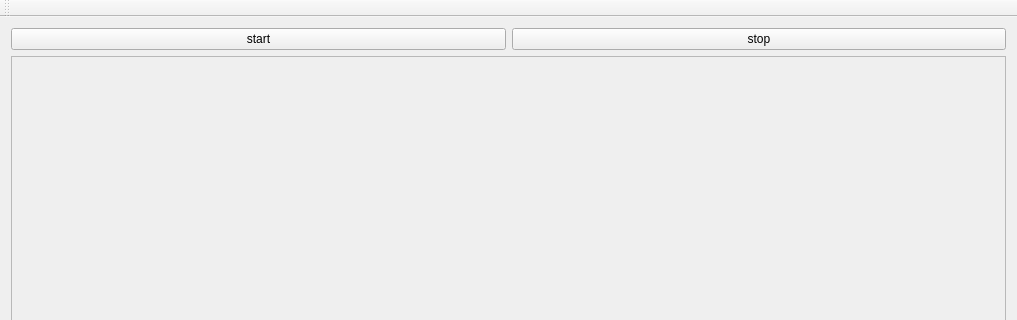
Above: mainwindow.ui from calc-lab/pcl-viz-openni before the change; both pictures show x 0 to 1017 and y 0 to 320 of the 1017 by 761 pixel window. Below: the same form after it.
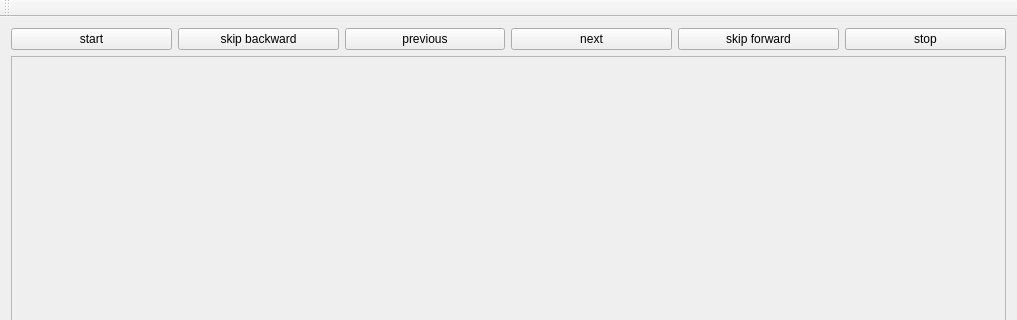
That is the form after the change.

Commit message: adapt to aloam feature

The edit to the form file:
```diff
--- a/mainwindow.ui
+++ b/mainwindow.ui
@@ -24,6 +24,34 @@
         </property>
        </widget>
       </item>
+      <item>
+       <widget class="QPushButton" name="pushButton_skipBackward">
+        <property name="text">
+         <string>skip backward</string>
+        </property>
+       </widget>
+      </item>
+      <item>
+       <widget class="QPushButton" name="pushButton_previous">
+        <property name="text">
+         <string>previous</string>
+        </property>
+       </widget>
+      </item>
+      <item>
+       <widget class="QPushButton" name="pushButton_next">
+        <property name="text">
+         <string>next</string>
+        </property>
+       </widget>
+      </item>
+      <item>
+       <widget class="QPushButton" name="pushButton_skipForward">
+        <property name="text">
+         <string>skip forward</string>
+        </property>
+       </widget>
+      </item>
       <item>
        <widget class="QPushButton" name="pushButton_stop">
         <property name="text">
```
Left out of the diff: 6 changed lines with no effect on the pictures. The commit also changes 2 other files.
